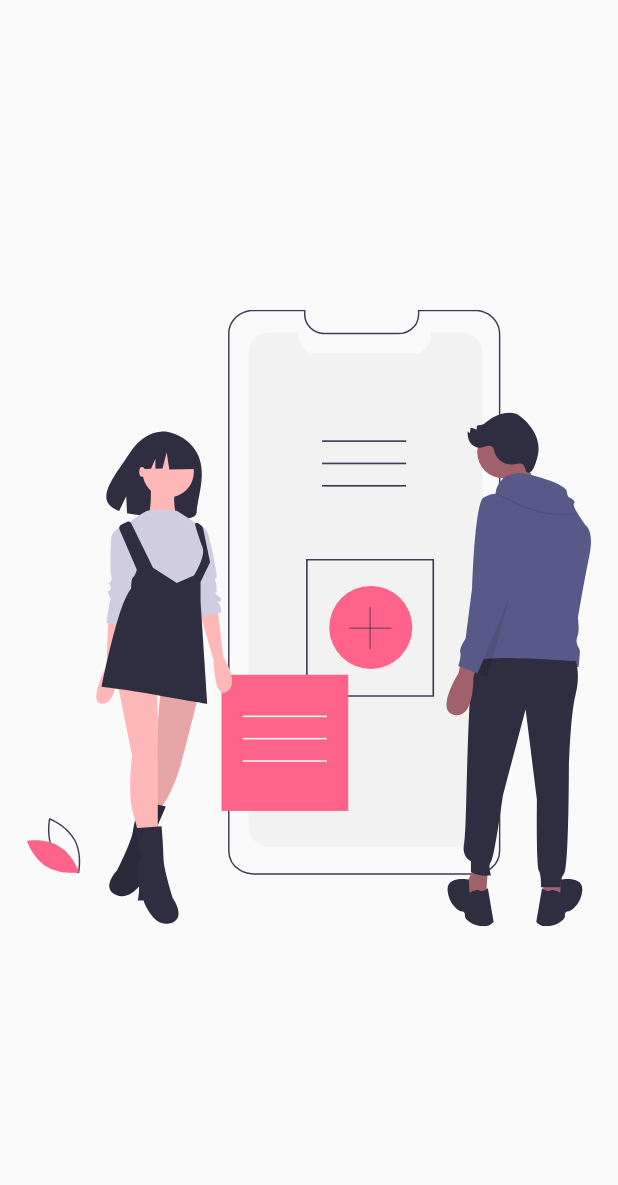
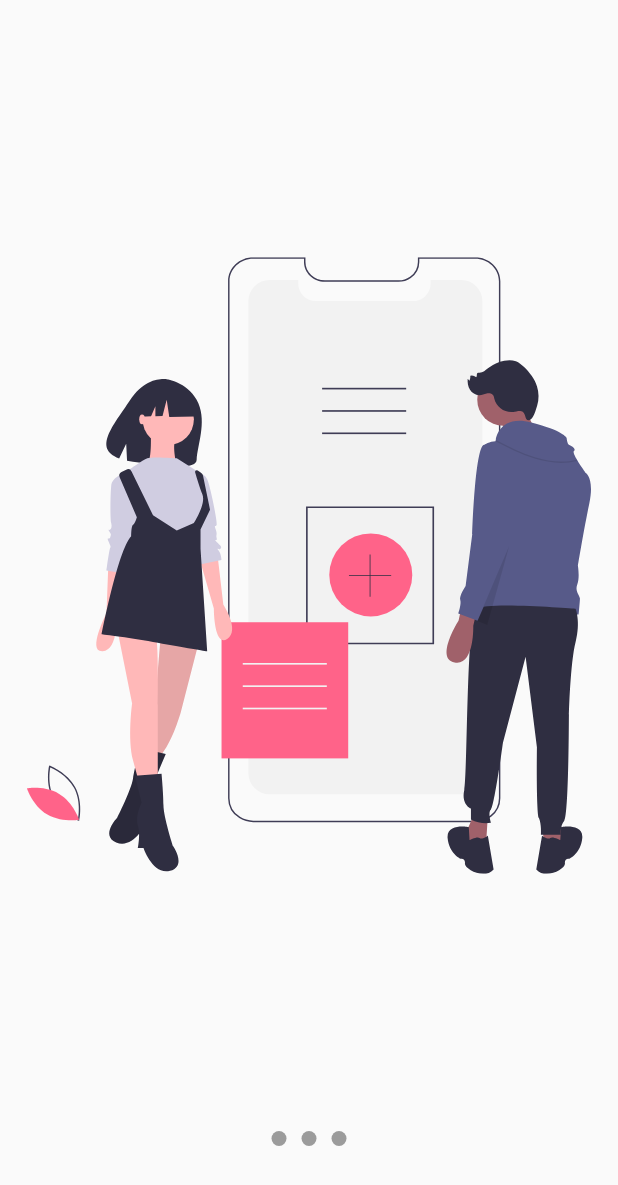
Before and after one commit to DavidBarcenas/flutter-layouts, a Flutter app: the screen it shows after launch, on a phone screen of 412 x 824 dp. Shown: the top 1185 px of the screen. Run offline on Flutter 3.47's test engine with Material 2 defaults, Android fonts, the phone set to English and light mode, and no system bars; our stand-ins replace flutter_svg.

Commit message:
feat(slieshow): Show slides indicator

```diff
--- a/lib/pages/slideshow_page.dart
+++ b/lib/pages/slideshow_page.dart
@@ -5,7 +5,9 @@ class SlideShowPage extends StatelessWidget {
   @override
   Widget build(BuildContext context) {
     return Scaffold(
-      body: Center(child: _Slides()),
+      body: Center(
+        child: Column(children: [Expanded(child: _Slides()), _DotsSlide()]),
+      ),
     );
   }
 }
@@ -38,3 +40,34 @@ class _Slide extends StatelessWidget {
     );
   }
 }
+
+class _DotsSlide extends StatelessWidget {
+  @override
+  Widget build(BuildContext context) {
+    return Container(
+      width: double.infinity,
+      height: 70,
+      // color: Colors.red,
+      child: Row(
+          mainAxisAlignment: MainAxisAlignment.center,
+          crossAxisAlignment: CrossAxisAlignment.start,
+          children: [
+            _Dot(),
+            _Dot(),
+            _Dot(),
+          ]),
+    );
+  }
+}
+
+class _Dot extends StatelessWidget {
+  @override
+  Widget build(BuildContext context) {
+    return Container(
+      width: 10,
+      height: 10,
+      margin: EdgeInsets.symmetric(horizontal: 5),
+      decoration: BoxDecoration(color: Colors.black38, shape: BoxShape.circle),
+    );
+  }
+}
```
